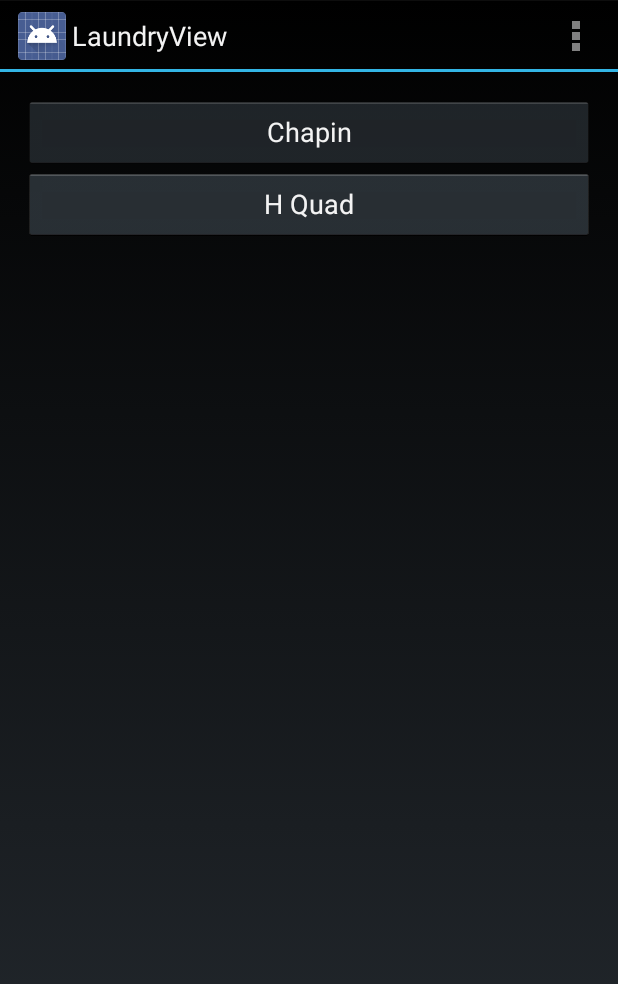
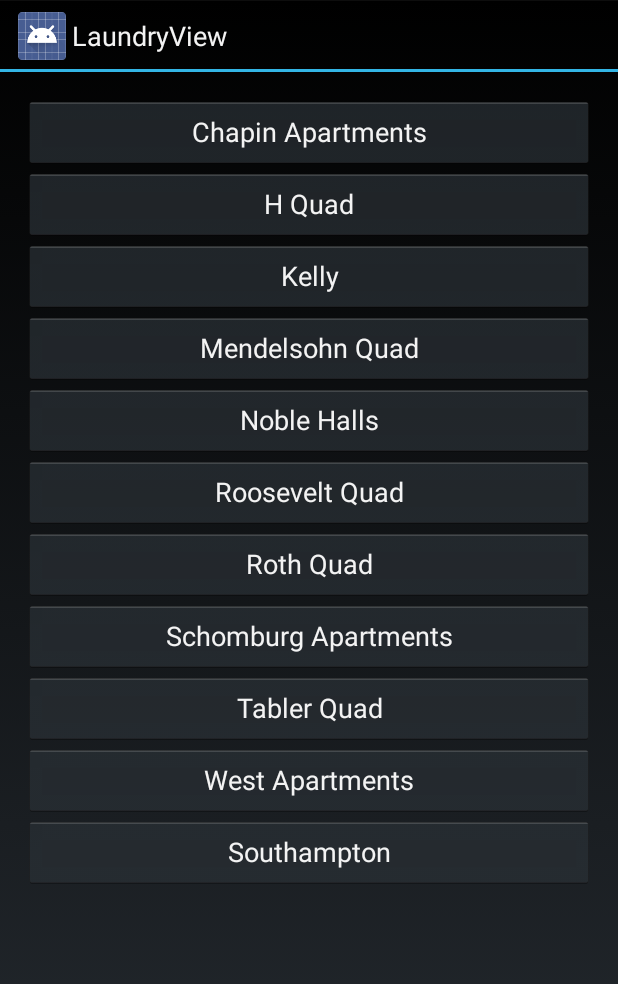
Before and after one commit to SirKitboard/LaundryView, an Android app: the screen it shows after launch (MyActivity before the commit, MainMenuActivity after it), on a phone screen of 412 x 824 dp. Shown: the top 984 px of the screen. Run offline under Robolectric (Android 15) with nearby library versions, the phone set to English and light mode, and no system bars.

```diff
--- a/app/build.gradle
+++ b/app/build.gradle
@@ -21,4 +21,5 @@ android {
 
 dependencies {
     compile fileTree(dir: 'libs', include: ['*.jar'])
+    compile 'com.loopj.android:android-async-http:1.4.5'
 }
--- a/app/src/main/java/io/github/adibalwani03/laundryview/MyActivity.java
+++ b/app/src/main/java/io/github/adibalwani03/laundryview/MainMenuActivity.java
@@ -1,17 +1,19 @@
 package io.github.adibalwani03.laundryview;
 
 import android.app.Activity;
+import android.content.Intent;
 import android.os.Bundle;
 import android.view.Menu;
 import android.view.MenuItem;
+import android.view.View;
 
 
-public class MyActivity extends Activity {
+public class MainMenuActivity extends Activity {
 
     @Override
     protected void onCreate(Bundle savedInstanceState) {
         super.onCreate(savedInstanceState);
-        setContentView(R.layout.activity_my);
+        setContentView(R.layout.activity_main_menu);
     }
 
 
@@ -33,4 +35,10 @@ public class MyActivity extends Activity {
         }
         return super.onOptionsItemSelected(item);
     }
+
+	public void mendy(View v) {
+		Intent intent = new Intent(this, quadMenu.class);
+		intent.putExtra("quad","mendy");
+		startActivity(intent);
+	}
 }
--- a/app/src/main/res/layout/activity_my.xml
+++ b/app/src/main/res/layout/activity_main_menu.xml
@@ -14,77 +14,77 @@
 			android:layout_width="match_parent"
 			android:layout_height="wrap_content"
 			android:id="@+id/chapin"
-			android:text="Chapin"
+			android:text="@string/chapin"
 			android:onClick="chapin"/>
 		<Button
 			android:layout_width="match_parent"
 			android:layout_height="wrap_content"
 			android:id="@+id/hquad"
-			android:text="H Quad"
+			android:text="@string/hquad"
 			android:onClick="hquad"
 			android:layout_below="@+id/chapin"/>
 		<Button
 			android:layout_width="match_parent"
 			android:layout_height="wrap_content"
 			android:id="@+id/kelly"
-			android:text="@string/hquad"
-			android:onClick="H Quad"
-			android:layout_below="@+id/chapin"/>
+			android:text="@string/kelly"
+			android:onClick="kelly"
+			android:layout_below="@+id/hquad"/>
 		<Button
 			android:layout_width="match_parent"
 			android:layout_height="wrap_content"
-			android:id="@+id/hquad"
-			android:text="@string/hquad"
-			android:onClick="H Quad"
-			android:layout_below="@+id/chapin"/>
+			android:id="@+id/mendy"
+			android:text="@string/mendy"
+			android:onClick="mendy"
+			android:layout_below="@+id/kelly"/>
 		<Button
 			android:layout_width="match_parent"
 			android:layout_height="wrap_content"
-			android:id="@+id/hquad"
-			android:text="@string/hquad"
-			android:onClick="H Quad"
-			android:layout_below="@+id/chapin"/>
+			android:id="@+id/noble"
+			android:text="@string/noble"
+			android:onClick="noble"
+			android:layout_below="@+id/mendy"/>
 		<Button
 			android:layout_width="match_parent"
 			android:layout_height="wrap_content"
-			android:id="@+id/hquad"
-			android:text="@string/hquad"
-			android:onClick="H Quad"
-			android:layout_below="@+id/chapin"/>
+			android:id="@+id/roose"
+			android:text="@string/roosevelt"
+			android:onClick="roose"
+			android:layout_below="@+id/noble"/>
 		<Button
 			android:layout_width="match_parent"
 			android:layout_height="wrap_content"
-			android:id="@+id/hquad"
-			android:text="@string/hquad"
-			android:onClick="H Quad"
-			android:layout_below="@+id/chapin"/>
+			android:id="@+id/roth"
+			android:text="@string/roth"
+			android:onClick="roth"
+			android:layout_below="@+id/roose"/>
 		<Button
 			android:layout_width="match_parent"
 			android:layout_height="wrap_content"
-			android:id="@+id/hquad"
-			android:text="@string/hquad"
-			android:onClick="H Quad"
-			android:layout_below="@+id/chapin"/>
+			android:id="@+id/schomb"
+			android:text="@string/schomburg"
+			android:onClick="schomb"
+			android:layout_below="@+id/roth"/>
 		<Button
 			android:layout_width="match_parent"
 			android:layout_height="wrap_content"
-			android:id="@+id/hquad"
-			android:text="@string/hquad"
-			android:onClick="H Quad"
-			android:layout_below="@+id/chapin"/>
+			android:id="@+id/tabler"
+			android:text="@string/tabler"
+			android:onClick="tablerd"
+			android:layout_below="@+id/schomb"/>
 		<Button
 			android:layout_width="match_parent"
 			android:layout_height="wrap_content"
-			android:id="@+id/hquad"
-			android:text="@string/hquad"
-			android:onClick="H Quad"
-			android:layout_below="@+id/chapin"/>
+			android:id="@+id/west"
+			android:text="@string/west"
+			android:onClick="west"
+			android:layout_below="@+id/tabler"/>
 		<Button
 			android:layout_width="match_parent"
 			android:layout_height="wrap_content"
-			android:id="@+id/hquad"
-			android:text="@string/hquad"
-			android:onClick="H Quad"
-			android:layout_below="@+id/chapin"/>
+			android:id="@+id/south"
+			android:text="@string/southhampton"
+			android:onClick="south"
+			android:layout_below="@+id/west"/>
 	</RelativeLayout>
 </ScrollView>
--- a/app/src/main/res/menu/my.xml
+++ b/app/src/main/res/menu/my.xml
@@ -1,8 +1,4 @@
 <menu xmlns:android="http://schemas.android.com/apk/res/android"
     xmlns:tools="http://schemas.android.com/tools"
     tools:context=".MyActivity" >
-    <item android:id="@+id/action_settings"
-        android:title="@string/action_settings"
-        android:orderInCategory="100"
-        android:showAsAction="never" />
 </menu>
```
Also changed, not shown: app/src/main/AndroidManifest.xml (+11 -1 lines), app/src/main/java/io/github/adibalwani03/laundryview/building.java (added, +111 -0 lines), app/src/main/java/io/github/adibalwani03/laundryview/quadMenu.java (added, +64 -0 lines), app/src/main/res/layout/activity_building.xml (added, +16 -0 lines), app/src/main/res/layout/activity_quad_menu.xml (added, +18 -0 lines), app/src/main/res/menu/building.xml (added, +8 -0 lines), app/src/main/res/menu/mendy.xml (added, +8 -0 lines), app/src/main/res/values/strings.xml (+18 -14 lines), 1 other file.
